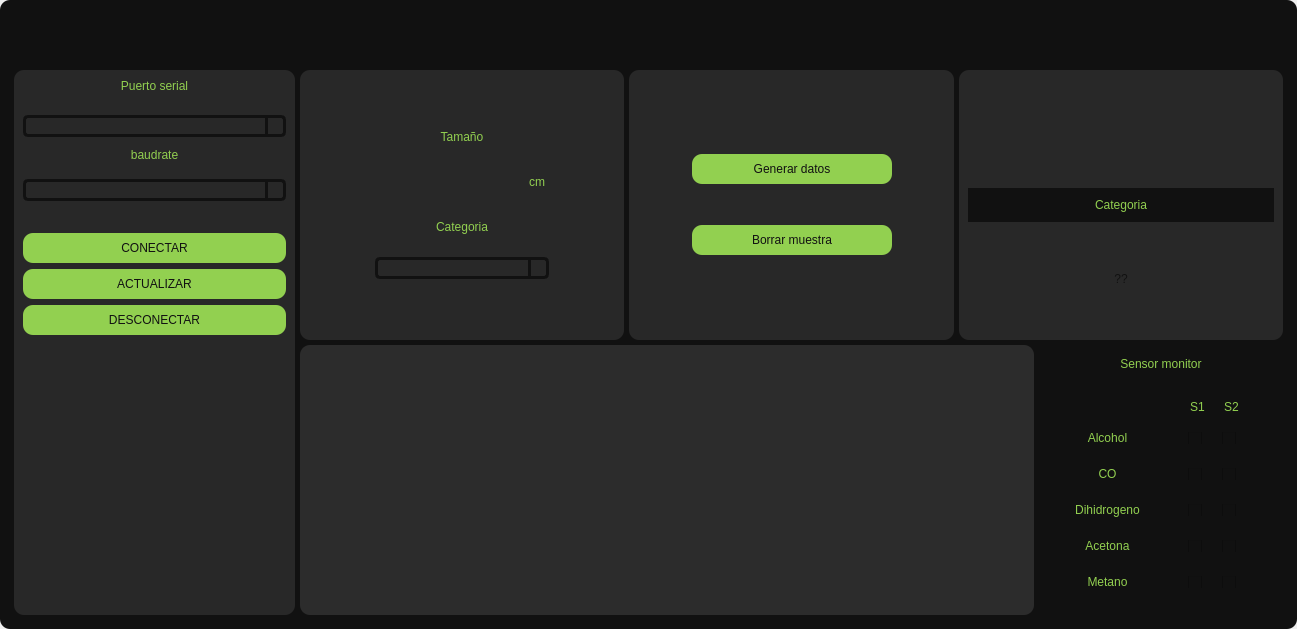
victor456472/HMI-Enose, file Design.ui: the form before one commit.
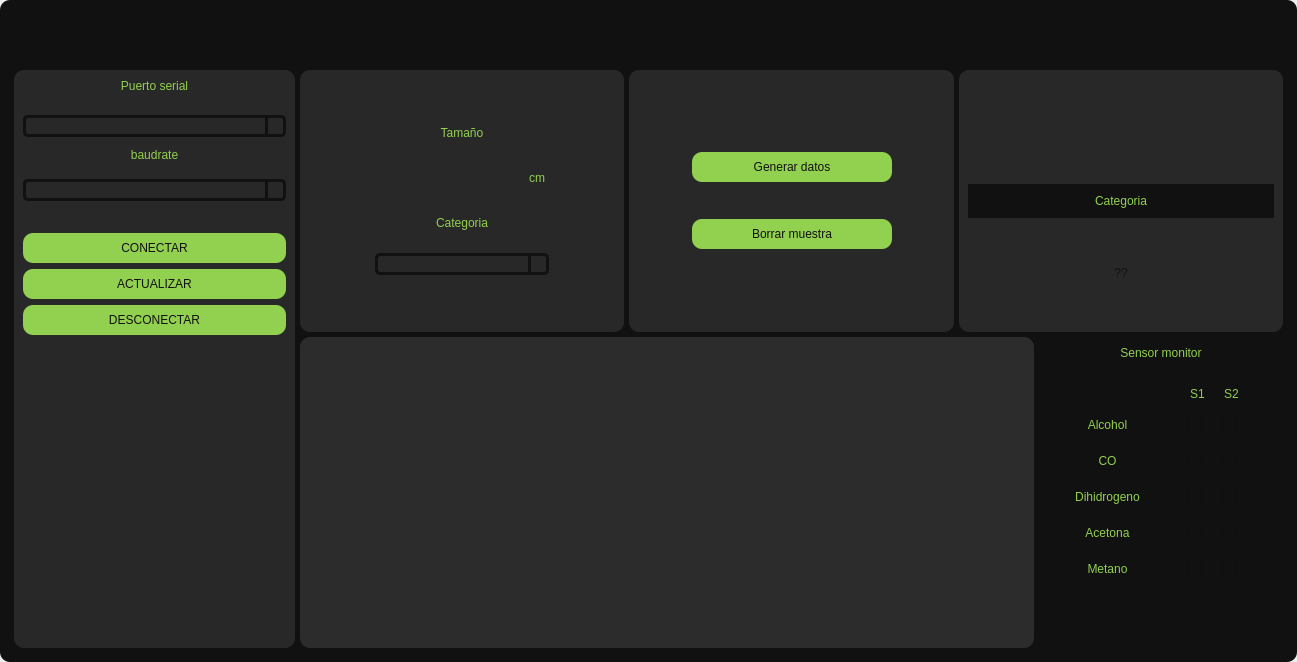
The form after the commit. Icons and pictures are not drawn.

Commit message: añadiendo boton ambientalAdjust

```diff
--- a/Design.ui
+++ b/Design.ui
@@ -7,7 +7,7 @@
     <x>0</x>
     <y>0</y>
     <width>1297</width>
-    <height>629</height>
+    <height>662</height>
    </rect>
   </property>
   <property name="windowTitle">
@@ -1898,6 +1898,63 @@
                      </layout>
                     </widget>
                    </item>
+                   <item>
+                    <widget class="QFrame" name="frame_30">
+                     <property name="minimumSize">
+                      <size>
+                       <width>0</width>
+                       <height>40</height>
+                      </size>
+                     </property>
+                     <property name="frameShape">
+                      <enum>QFrame::StyledPanel</enum>
+                     </property>
+                     <property name="frameShadow">
+                      <enum>QFrame::Raised</enum>
+                     </property>
+                     <layout class="QHBoxLayout" name="horizontalLayout_8">
+                      <property name="spacing">
+                       <number>0</number>
+                      </property>
+                      <property name="leftMargin">
+                       <number>0</number>
+                      </property>
+                      <property name="topMargin">
+                       <number>0</number>
+                      </property>
+                      <property name="rightMargin">
+                       <number>0</number>
+                      </property>
+                      <property name="bottomMargin">
+                       <number>0</number>
+                      </property>
+                      <item>
+                       <widget class="QPushButton" name="ambientAdjust">
+                        <property name="minimumSize">
+                         <size>
+                          <width>40</width>
+                          <height>40</height>
+                         </size>
+                        </property>
+                        <property name="maximumSize">
+                         <size>
+                          <width>40</width>
+                          <height>40</height>
+                         </size>
+                        </property>
+                        <property name="styleSheet">
+                         <string notr="true">QPushButton{
+	image: url(:/images/iconos/Imagen14.png);
+}</string>
+                        </property>
+                        <property name="text">
+                         <string/>
+                        </property>
+                       </widget>
+                      </item>
+                     </layout>
+                    </widget>
+                   </item>
                   </layout>
                  </widget>
                 </item>
```
The commit also changes 6 other files.
